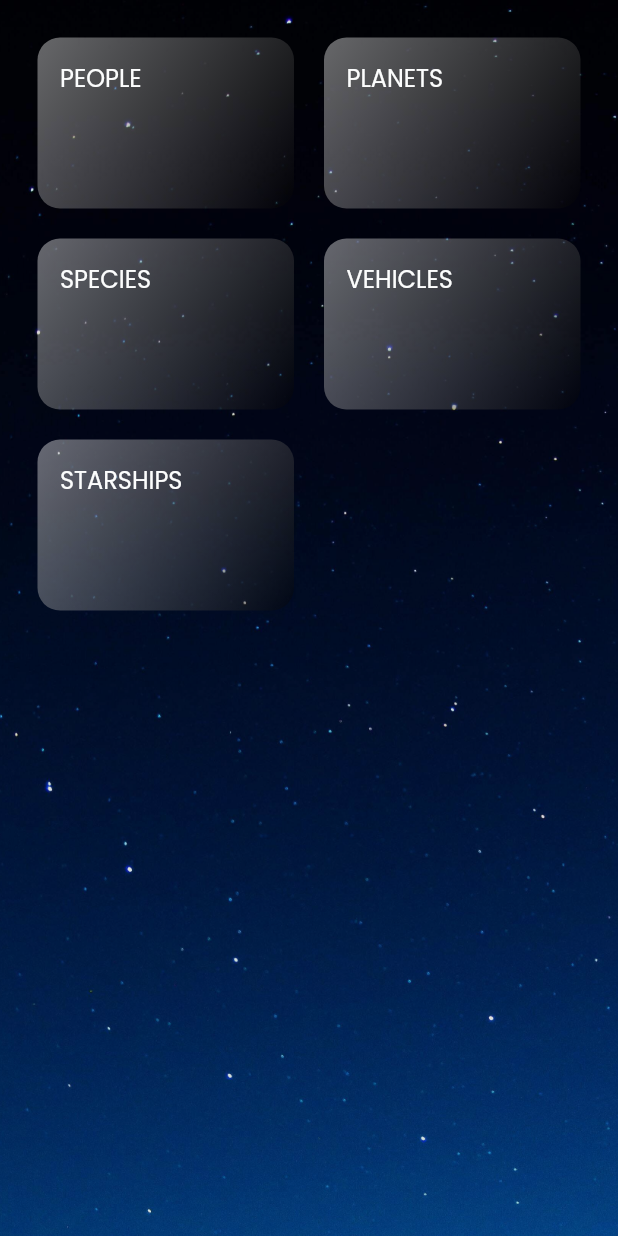
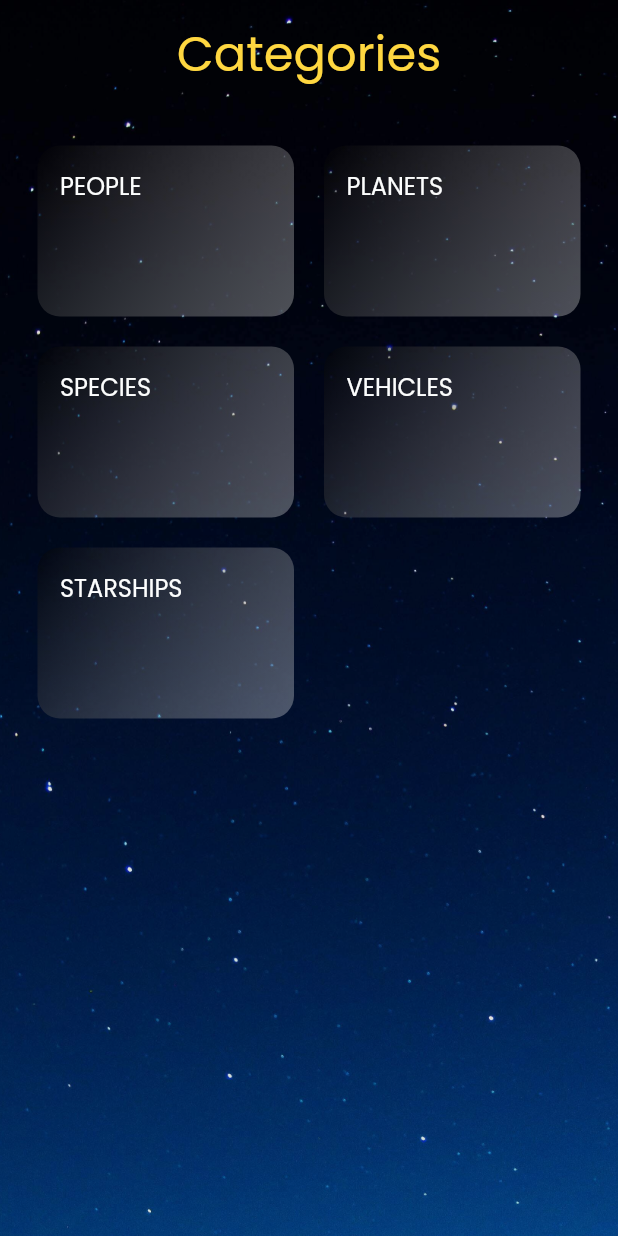
Before and after one commit to doraemonpup/flutter_starwars, a Flutter app: the screen it shows after launch, after a tap on "Next", on a phone screen of 412 x 824 dp. Run offline on Flutter 3.47's test engine with Material 2 defaults, Android fonts, the phone set to English and light mode, and no system bars; network calls fail.

Commit message:
add Header widget

```diff
--- a/lib/screens/categories_screen.dart
+++ b/lib/screens/categories_screen.dart
@@ -1,6 +1,7 @@
 import 'package:flutter/material.dart';
 
 import '../widgets/background.dart';
+import '../widgets/header.dart';
 import '../widgets/category_item.dart';
 
 const CATEGORIES = const [
@@ -17,6 +18,10 @@ class CategoryScreen extends StatelessWidget {
   @override
   Widget build(BuildContext context) {
     return Background(
+      child: Column(
+        children: [
+          Header('Categories'),
+          Expanded(
             child: GridView(
               padding: const EdgeInsets.all(25),
               children: CATEGORIES
@@ -33,6 +38,9 @@ class CategoryScreen extends StatelessWidget {
                 mainAxisSpacing: 20,
               ),
             ),
+          ),
+        ],
+      ),
     );
   }
 }
--- a/lib/screens/welcome_screen.dart
+++ b/lib/screens/welcome_screen.dart
@@ -16,10 +16,14 @@ class WelcomeScreen extends StatelessWidget {
             child: Column(
               children: [
                 Padding(
-                  padding: const EdgeInsets.symmetric(
-                    vertical: 20,
+                  padding: const EdgeInsets.symmetric(vertical: 10),
+                  child: Text(
+                    'SWAPI',
+                    style: TextStyle(
+                      fontSize: 48,
+                      color: Theme.of(context).accentColor,
+                    ),
                   ),
-                  child: Image.asset('assets/images/logo.png'),
                 ),
                 Text(
                   'Welcome to the dark side',
--- a/lib/widgets/category_item.dart
+++ b/lib/widgets/category_item.dart
@@ -21,7 +21,7 @@ class CategoryItem extends StatelessWidget {
       splashColor: Theme.of(context).primaryColor,
       borderRadius: BorderRadius.circular(15),
       child: Container(
-        padding: EdgeInsets.all(15),
+        padding: const EdgeInsets.all(15),
         child: Text(
           category.toUpperCase(),
           style: TextStyle(
@@ -31,8 +31,8 @@ class CategoryItem extends StatelessWidget {
         decoration: BoxDecoration(
           gradient: LinearGradient(
             colors: [
-              Colors.white.withOpacity(0.4),
               Colors.black.withOpacity(0.4),
+              Colors.white.withOpacity(0.3),
             ],
             begin: Alignment.topLeft,
             end: Alignment.bottomRight,
--- /dev/null
+++ b/lib/widgets/header.dart
@@ -0,0 +1,21 @@
+import 'package:flutter/material.dart';
+
+class Header extends StatelessWidget {
+  final String headerText;
+
+  Header(this.headerText);
+
+  @override
+  Widget build(BuildContext context) {
+    return Padding(
+      padding: const EdgeInsets.all(12),
+      child: Text(
+        headerText,
+        style: TextStyle(
+          fontSize: 32,
+          color: Theme.of(context).accentColor,
+        ),
+      ),
+    );
+  }
+}
```
Also changed, not shown: lib/screens/category_items_screen.dart (+9 -1 lines), lib/screens/item_detail_screen.dart (+10 -6 lines), assets/images/logo.png (deleted). Lines whose indentation alone changed are shown as unchanged.
